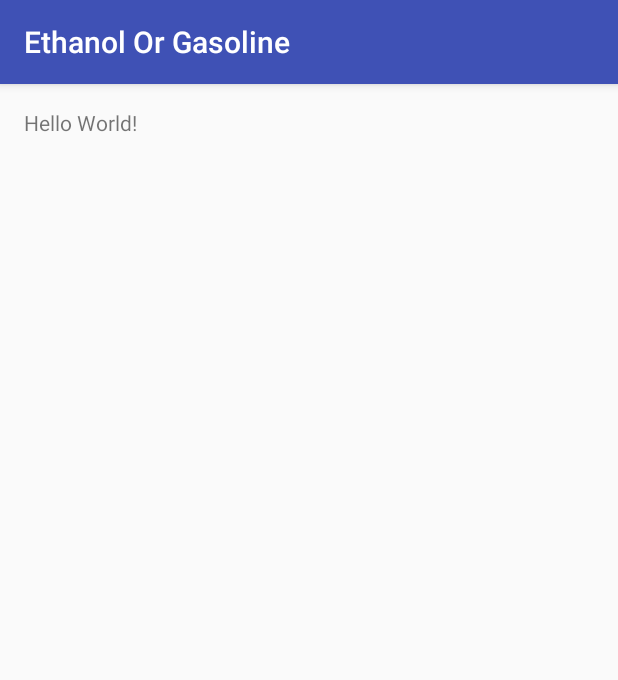
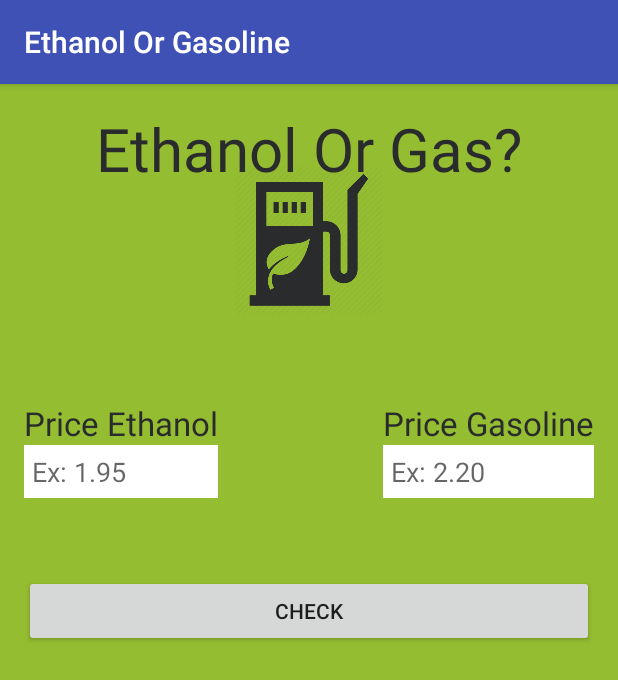
Before and after one commit to klayssonln/Ethanol-or-Gasoline, an Android app: the screen it shows after launch (MainActivity), on a phone screen of 412 x 824 dp. Shown: the top 680 px of the screen. Run offline under Robolectric (Android 15) with nearby library versions, the phone set to English and light mode, and no system bars.

Commit message:
Creation of layout

```diff
--- a/app/src/main/res/layout/activity_main.xml
+++ b/app/src/main/res/layout/activity_main.xml
@@ -7,10 +7,103 @@
     android:paddingLeft="@dimen/activity_horizontal_margin"
     android:paddingRight="@dimen/activity_horizontal_margin"
     android:paddingTop="@dimen/activity_vertical_margin"
-    tools:context="com.android.klayssonleite.ethanolorgasoline.MainActivity">
+    tools:context="com.android.klayssonleite.ethanolorgasoline.MainActivity"
+    android:background="#94bd31">
+
+    <ImageView
+        android:layout_width="100dp"
+        android:layout_height="100dp"
+        android:id="@+id/imageView"
+        android:background="@drawable/logo_fuel"
+        android:layout_alignParentTop="true"
+        android:layout_centerHorizontal="true"
+        android:layout_marginTop="38dp" />
 
     <TextView
         android:layout_width="wrap_content"
         android:layout_height="wrap_content"
-        android:text="Hello World!" />
+        android:textAppearance="?android:attr/textAppearanceLarge"
+        android:text="Ethanol Or Gas?"
+        android:id="@+id/textView"
+        android:layout_alignParentTop="true"
+        android:layout_centerHorizontal="true"
+        android:textSize="40sp"
+        android:textColor="#292b2c" />
+
+    <TextView
+        android:layout_width="wrap_content"
+        android:layout_height="wrap_content"
+        android:textAppearance="?android:attr/textAppearanceLarge"
+        android:text="Price Ethanol"
+        android:id="@+id/textViewEthanol"
+        android:layout_below="@+id/imageView"
+        android:layout_alignParentLeft="true"
+        android:layout_alignParentStart="true"
+        android:layout_marginTop="57dp"
+        android:textColor="#292b2c" />
+
+    <TextView
+        android:layout_width="wrap_content"
+        android:layout_height="wrap_content"
+        android:textAppearance="?android:attr/textAppearanceLarge"
+        android:text="Price Gasoline"
+        android:id="@+id/textViewGas"
+        android:layout_alignTop="@+id/textViewEthanol"
+        android:layout_alignParentRight="true"
+        android:layout_alignParentEnd="true"
+        android:textColor="#292b2c" />
+
+    <EditText
+        android:layout_width="wrap_content"
+        android:layout_height="wrap_content"
+        android:inputType="numberDecimal"
+        android:ems="10"
+        android:id="@+id/priceEthanolId"
+        android:layout_below="@+id/textViewEthanol"
+        android:layout_alignParentLeft="true"
+        android:layout_alignParentStart="true"
+        android:layout_alignRight="@+id/textViewEthanol"
+        android:layout_alignEnd="@+id/textViewEthanol"
+        android:background="#ffffff"
+        android:padding="5dp"
+        android:hint="Ex: 1.95" />
+
+    <EditText
+        android:layout_width="wrap_content"
+        android:layout_height="wrap_content"
+        android:inputType="numberDecimal"
+        android:ems="10"
+        android:id="@+id/priceGasId"
+        android:layout_below="@+id/textViewGas"
+        android:layout_alignRight="@+id/textViewGas"
+        android:layout_alignEnd="@+id/textViewGas"
+        android:layout_toEndOf="@+id/imageView"
+        android:layout_alignLeft="@+id/textViewGas"
+        android:layout_alignStart="@+id/textViewGas"
+        android:background="#ffffff"
+        android:padding="5dp"
+        android:hint="Ex: 2.20" />
+
+    <Button
+        android:layout_width="wrap_content"
+        android:layout_height="wrap_content"
+        android:text="Check"
+        android:id="@+id/buttonId"
+        android:layout_below="@+id/priceEthanolId"
+        android:layout_marginTop="51dp"
+        android:layout_alignParentLeft="true"
+        android:layout_alignParentStart="true"
+        android:layout_alignParentRight="true"
+        android:layout_alignParentEnd="true" />
+
+    <TextView
+        android:layout_width="wrap_content"
+        android:layout_height="wrap_content"
+        android:textAppearance="?android:attr/textAppearanceLarge"
+        android:id="@+id/textResultId"
+        android:layout_below="@+id/buttonId"
+        android:layout_centerHorizontal="true"
+        android:layout_marginTop="39dp"
+        android:textColor="#292b2c" />
+
 </RelativeLayout>
```
Also changed, not shown: app/src/main/res/drawable/logo_fuel.png (added).
